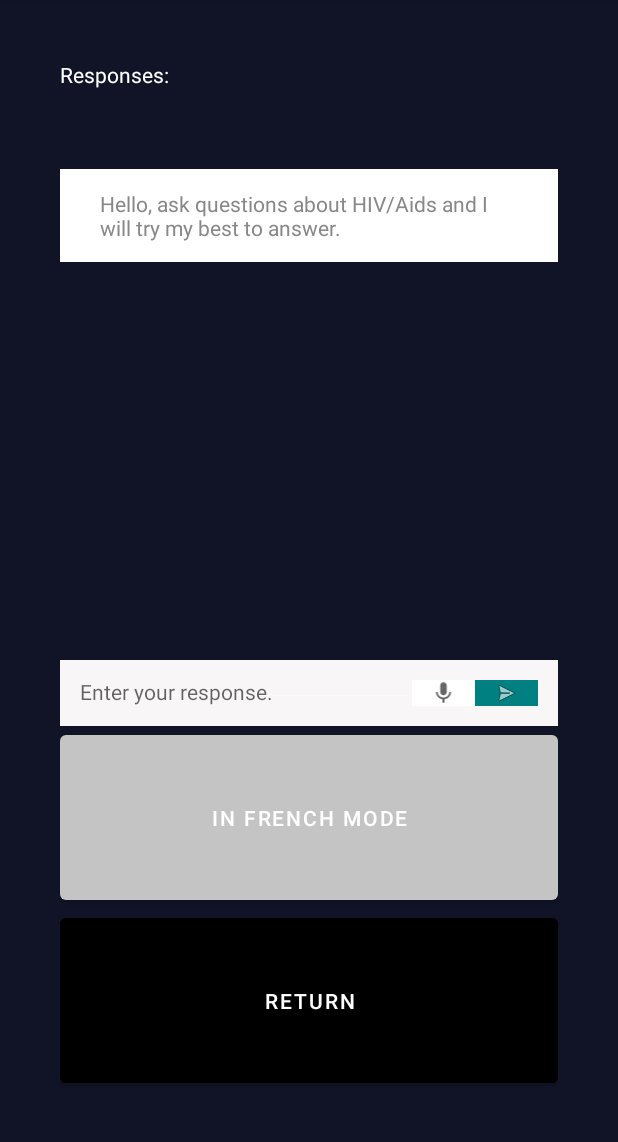
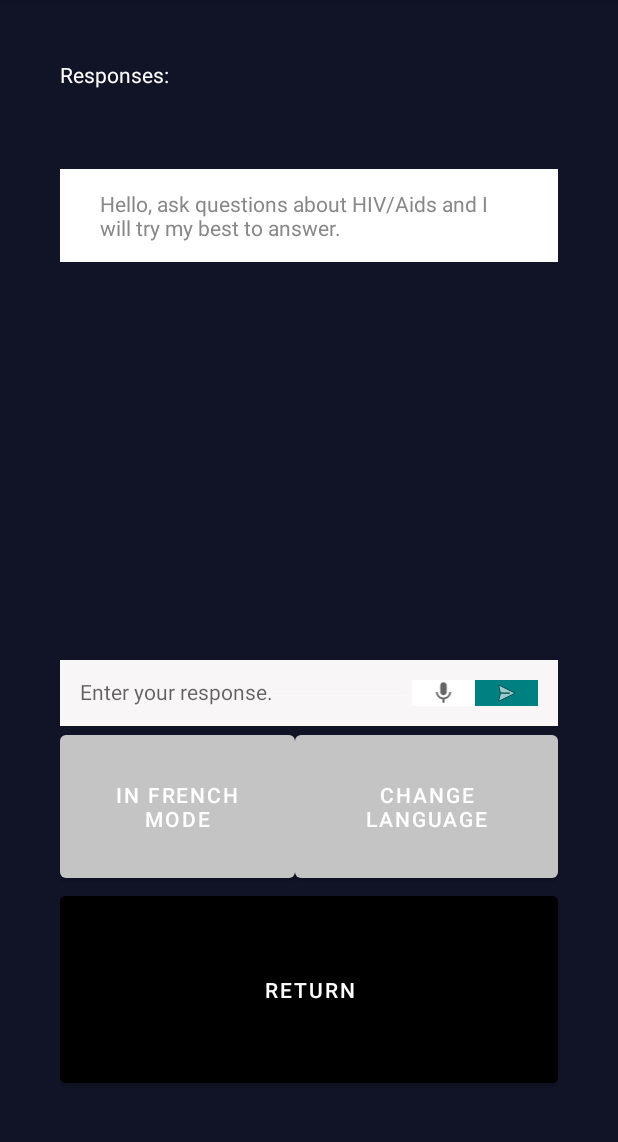
Before and after one commit to kimr314159/Android-Hive-Healthcare, an Android app: the screen it shows after launch (MainActivity), after a tap on an icon or button, on a phone screen of 412 x 824 dp, the part 84-1226 px from its top. Run offline under Robolectric (Android 15) with nearby library versions, the phone set to English and light mode, and no system bars; libraries missing offline, so code that uses them is left out: com.google.api.gax, com.google.auth.oauth2, com.google.cloud.dialogflow, com.google.cloud.translate; 1 statement that could not run was skipped; 1 other tap on this screen came first.

Commit message:
started work on change language, added alertDialog and Toast.

```diff
--- a/app/src/main/res/layout/activity_main.xml
+++ b/app/src/main/res/layout/activity_main.xml
@@ -5,6 +5,7 @@
     android:layout_width="match_parent"
     android:layout_height="match_parent"
     android:background=" #111427"
+    android:onClick="changeLanguageAlertDialog"
     tools:context=".MainActivity">
 
     <LinearLayout
@@ -97,12 +98,28 @@
 
             </LinearLayout>
 
-            <Button
-                android:id="@+id/button_translate"
+            <LinearLayout
                 android:layout_width="match_parent"
-                android:layout_height="wrap_content"
-                android:layout_weight="1"
-                android:text="In French Mode" />
+                android:layout_height="107dp"
+                android:orientation="horizontal">
+
+                <Button
+                    android:id="@+id/button_translate"
+                    android:layout_width="wrap_content"
+                    android:layout_height="match_parent"
+                    android:layout_weight="1"
+                    android:text="In French Mode" />
+
+                <Button
+                    android:id="@+id/button"
+                    android:layout_width="wrap_content"
+                    android:layout_height="match_parent"
+                    android:layout_weight="1"
+                    android:onClick="changeLanguageAlertDialog"
+                    android:text="Change Language"
+                    app:strokeColor="#A64A4A" />
+
+            </LinearLayout>
 
             <Button
                 android:id="@+id/button_return"
```
Also changed, not shown: app/src/main/java/com/nkd/hivehealthcare/MainActivity.java (+20 -0 lines), app/src/main/res/drawable-v24/banner.png (deleted), 1 other file.
